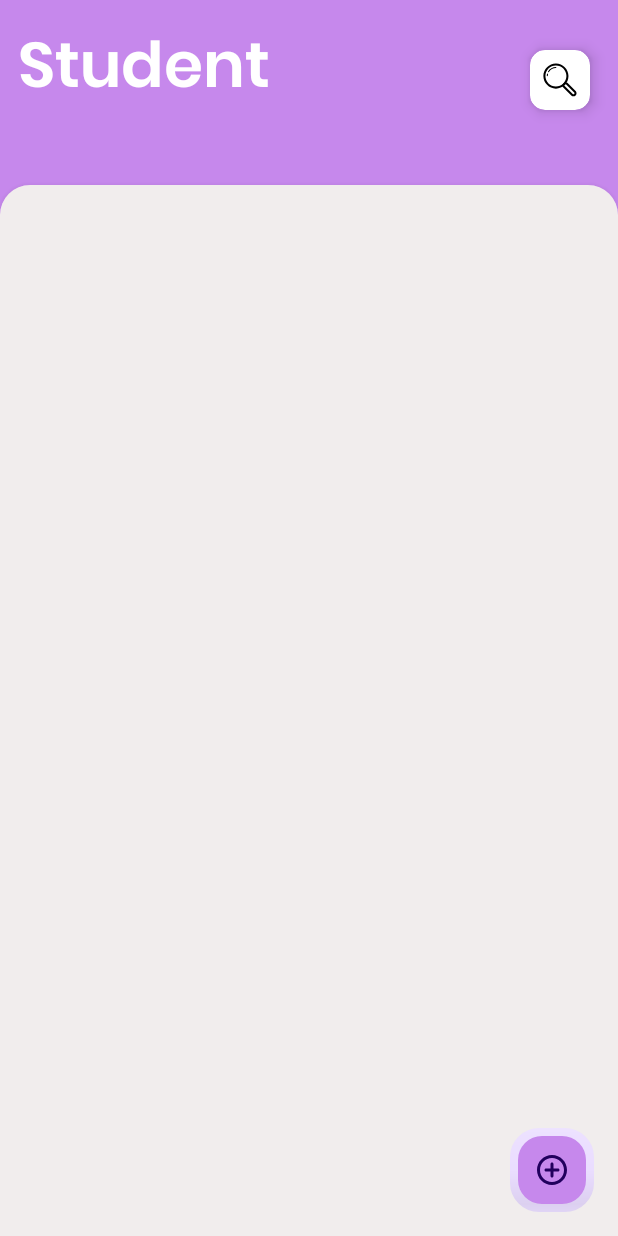
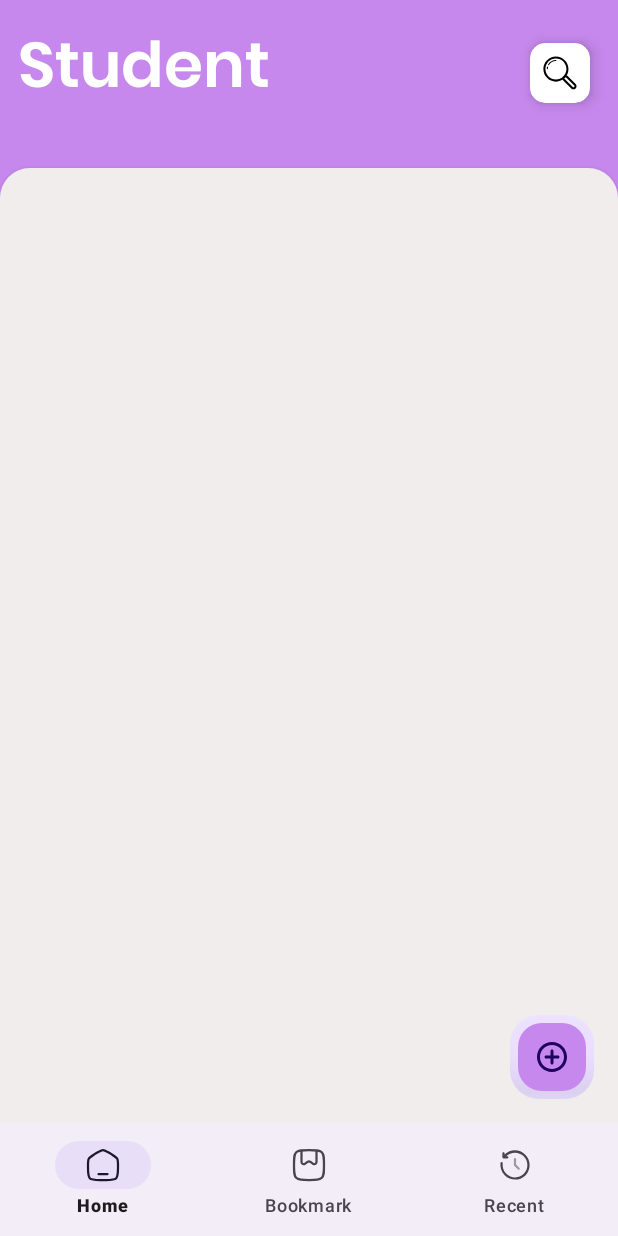
Before and after one commit to tuananh140620/CRUD-Roomdatabase, an Android app: the screen it shows after launch (MainActivity), on a phone screen of 412 x 824 dp. Run offline under Robolectric (Android 15) with nearby library versions, the phone set to English and light mode, and no system bars; our stand-ins replace Room's generated code.

Commit message:
Update bottom navigation

```diff
--- a/app/build.gradle.kts
+++ b/app/build.gradle.kts
@@ -45,7 +45,7 @@ dependencies {
     implementation("androidx.core:core-ktx:1.4.32")
     implementation("androidx.appcompat:appcompat:1.4.1")
     implementation("androidx.activity:activity-ktx:1.4.0")
-    implementation("com.google.android.material:material:1.10.0")
+    implementation("com.google.android.material:material:1.11.0")
     implementation("androidx.constraintlayout:constraintlayout:2.1.4")
     implementation("androidx.navigation:navigation-fragment-ktx:2.7.6")
     implementation("androidx.navigation:navigation-ui-ktx:2.7.6")
--- a/app/src/main/java/com/example/crud_roomdatabase/data/roomdatabase/StudentDao.kt
+++ b/app/src/main/java/com/example/crud_roomdatabase/data/roomdatabase/StudentDao.kt
@@ -17,9 +17,6 @@ interface StudentDao {
     @Insert(onConflict = OnConflictStrategy.REPLACE)
     fun insert(student: Student)
 
-    @Insert(onConflict = OnConflictStrategy.REPLACE)
-    fun insertAll(students: List<Student>)
-
     @Query("DELETE FROM students")
     fun deleteAll()
 
@@ -31,5 +28,7 @@ interface StudentDao {
     @Query("SELECT * FROM students WHERE name LIKE '%' || :searchQuery || '%' ORDER BY name ASC")
     fun searchStudentsByName(searchQuery: String): Flow<List<Student>>
 
+    @Query("SELECT * FROM students WHERE favorite = 1")
+    fun getListFavorite(): Flow<List<Student>>
 
 }
--- a/app/src/main/java/com/example/crud_roomdatabase/view/activity/MainActivity.kt
+++ b/app/src/main/java/com/example/crud_roomdatabase/view/activity/MainActivity.kt
@@ -2,9 +2,13 @@ package com.example.crud_roomdatabase.view.activity
 
 import androidx.appcompat.app.AppCompatActivity
 import android.os.Bundle
+import androidx.fragment.app.Fragment
+import androidx.navigation.fragment.NavHostFragment
 import com.example.crud_roomdatabase.R
 import com.example.crud_roomdatabase.databinding.ActivityMainBinding
+import com.example.crud_roomdatabase.view.fragment.BookmarkFragment
 import com.example.crud_roomdatabase.view.fragment.HomeFragment
+import com.example.crud_roomdatabase.view.fragment.RecentFragment
 
 class MainActivity : AppCompatActivity() {
     private lateinit var binding: ActivityMainBinding
@@ -12,13 +16,36 @@ class MainActivity : AppCompatActivity() {
     override fun onCreate(savedInstanceState: Bundle?) {
         super.onCreate(savedInstanceState)
         binding = ActivityMainBinding.inflate(layoutInflater)
+        setContentView(binding.root)
 
-        if (savedInstanceState == null) {
-            supportFragmentManager.beginTransaction()
-                .replace(R.id.fragment_container, HomeFragment())
-                .commit()
+        setNavigation()
+        setBottomNavigation()
+    }
+
+    private fun setNavigation(){
+        val host = NavHostFragment.create(R.navigation.nav_graph)
+        supportFragmentManager.beginTransaction().replace(R.id.navigationHost, host)
+            .setPrimaryNavigationFragment(host).commit()
+    }
+
+    private fun setBottomNavigation(){
+        val homeFragment = HomeFragment()
+        val bookmarkFragment = BookmarkFragment()
+        val recentFragment = RecentFragment()
+
+        binding.bottomNavigationView.setOnItemSelectedListener  {
+            when(it.itemId){
+                R.id.home->setCurrentFragment(homeFragment)
+                R.id.bookmark->setCurrentFragment(bookmarkFragment)
+                R.id.recent->setCurrentFragment(recentFragment)
+            }
+            true
         }
+    }
 
-        setContentView(binding.root)
-    }
+    private fun setCurrentFragment(fragment: Fragment)=
+        supportFragmentManager.beginTransaction().apply {
+            replace(R.id.navigationHost,fragment)
+            commit()
+        }
 }
--- /dev/null
+++ b/app/src/main/java/com/example/crud_roomdatabase/view/fragment/BookmarkFragment.kt
@@ -0,0 +1,30 @@
+package com.example.crud_roomdatabase.view.fragment
+
+import android.os.Bundle
+import androidx.fragment.app.Fragment
+import android.view.LayoutInflater
+import android.view.View
+import android.view.ViewGroup
+import com.example.crud_roomdatabase.R
+import com.example.crud_roomdatabase.databinding.FragmentBookmarkBinding
+
+class BookmarkFragment : Fragment() {
+    private lateinit var binding : FragmentBookmarkBinding
+
+    override fun onCreateView(
+        inflater: LayoutInflater, container: ViewGroup?,
+        savedInstanceState: Bundle?
+    ): View {
+        binding = FragmentBookmarkBinding.inflate(layoutInflater)
+
+        return binding.root
+    }
+
+
+    companion object {
+        @JvmStatic
+        fun newInstance(param1: String, param2: String) =
+            BookmarkFragment().apply {
+            }
+    }
+}
--- /dev/null
+++ b/app/src/main/java/com/example/crud_roomdatabase/view/fragment/RecentFragment.kt
@@ -0,0 +1,24 @@
+package com.example.crud_roomdatabase.view.fragment
+
+import android.os.Bundle
+import androidx.fragment.app.Fragment
+import android.view.LayoutInflater
+import android.view.View
+import android.view.ViewGroup
+import com.example.crud_roomdatabase.R
+
+class RecentFragment : Fragment() {
+
+
+    override fun onCreate(savedInstanceState: Bundle?) {
+        super.onCreate(savedInstanceState)
+
+    }
+
+    companion object {
+        fun newInstance(param1: String, param2: String) =
+            RecentFragment().apply {
+
+            }
+    }
+}
--- /dev/null
+++ b/app/src/main/res/drawable/ic_main_bookmark.xml
@@ -0,0 +1,16 @@
+<vector xmlns:android="http://schemas.android.com/apk/res/android"
+    android:width="800dp"
+    android:height="800dp"
+    android:viewportWidth="24"
+    android:viewportHeight="24">
+  <path
+      android:pathData="M2,12C2,7.286 2,4.929 3.464,3.464C4.929,2 7.286,2 12,2C16.714,2 19.071,2 20.535,3.464C22,4.929 22,7.286 22,12C22,16.714 22,19.071 20.535,20.535C19.071,22 16.714,22 12,22C7.286,22 4.929,22 3.464,20.535C2,19.071 2,16.714 2,12Z"
+      android:strokeWidth="1.5"
+      android:fillColor="#00000000"
+      android:strokeColor="#1C274D"/>
+  <path
+      android:pathData="M17,2V8.808C17,9.783 17,10.27 16.871,10.561C16.577,11.223 15.851,11.58 15.146,11.41C14.837,11.334 14.451,11.037 13.678,10.442C13.242,10.106 13.024,9.939 12.797,9.84C12.289,9.619 11.711,9.619 11.203,9.84C10.976,9.939 10.758,10.106 10.322,10.442C9.549,11.037 9.163,11.334 8.854,11.41C8.149,11.58 7.423,11.223 7.129,10.561C7,10.27 7,9.783 7,8.808V2"
+      android:strokeWidth="1.5"
+      android:fillColor="#00000000"
+      android:strokeColor="#1C274D"/>
+</vector>
--- /dev/null
+++ b/app/src/main/res/drawable/ic_main_home.xml
@@ -0,0 +1,9 @@
+<vector android:autoMirrored="true" android:height="800dp"
+    android:viewportHeight="24" android:viewportWidth="24"
+    android:width="800dp" xmlns:android="http://schemas.android.com/apk/res/android">
+    <path android:fillColor="#00000000"
+        android:pathData="M2,12.204C2,9.915 2,8.771 2.519,7.823C3.038,6.874 3.987,6.286 5.884,5.108L7.884,3.867C9.889,2.622 10.892,2 12,2C13.108,2 14.111,2.622 16.116,3.867L18.116,5.108C20.013,6.286 20.962,6.874 21.481,7.823C22,8.771 22,9.915 22,12.204V13.725C22,17.626 22,19.576 20.828,20.788C19.657,22 17.771,22 14,22H10C6.229,22 4.343,22 3.172,20.788C2,19.576 2,17.626 2,13.725V12.204Z"
+        android:strokeColor="#1C274C" android:strokeWidth="1.5"/>
+    <path android:fillColor="#00000000" android:pathData="M15,18H9"
+        android:strokeColor="#1C274C" android:strokeLineCap="round" android:strokeWidth="1.5"/>
+</vector>
--- /dev/null
+++ b/app/src/main/res/drawable/ic_main_recent.xml
@@ -0,0 +1,7 @@
+<vector android:autoMirrored="true" android:height="800dp"
+    android:viewportHeight="24" android:viewportWidth="24"
+    android:width="800dp" xmlns:android="http://schemas.android.com/apk/res/android">
+    <path android:fillColor="#1C274C" android:fillType="evenOdd" android:pathData="M5.079,5.069C8.874,1.279 15.044,1.319 18.862,5.138C22.682,8.958 22.721,15.131 18.926,18.926C15.131,22.721 8.958,22.682 5.138,18.862C2.874,16.598 1.939,13.51 2.34,10.581C2.397,10.171 2.775,9.884 3.185,9.94C3.596,9.996 3.883,10.375 3.827,10.785C3.487,13.265 4.278,15.881 6.198,17.802C9.443,21.046 14.666,21.065 17.865,17.865C21.065,14.666 21.046,9.443 17.802,6.198C14.559,2.956 9.339,2.935 6.139,6.13L6.887,6.133C7.301,6.135 7.635,6.473 7.633,6.887C7.631,7.301 7.294,7.635 6.88,7.633L4.334,7.621C3.923,7.618 3.59,7.286 3.588,6.874L3.575,4.329C3.573,3.915 3.907,3.577 4.321,3.575C4.735,3.573 5.073,3.907 5.075,4.321L5.079,5.069Z"/>
+    <path android:fillAlpha="0.5" android:fillColor="#1C274C"
+        android:pathData="M12,7.25C12.414,7.25 12.75,7.586 12.75,8V11.689L15.03,13.97C15.323,14.263 15.323,14.737 15.03,15.03C14.737,15.323 14.263,15.323 13.97,15.03L11.543,12.604C11.355,12.416 11.25,12.162 11.25,11.896V8C11.25,7.586 11.586,7.25 12,7.25Z" android:strokeAlpha="0.5"/>
+</vector>
--- a/app/src/main/res/layout/activity_main.xml
+++ b/app/src/main/res/layout/activity_main.xml
@@ -1,19 +1,31 @@
 <?xml version="1.0" encoding="utf-8"?>
 <androidx.constraintlayout.widget.ConstraintLayout xmlns:android="http://schemas.android.com/apk/res/android"
+    xmlns:app="http://schemas.android.com/apk/res-auto"
     xmlns:tools="http://schemas.android.com/tools"
     android:layout_width="match_parent"
     android:layout_height="match_parent"
-    xmlns:app="http://schemas.android.com/apk/res-auto"
     tools:context=".view.activity.MainActivity">
 
     <androidx.fragment.app.FragmentContainerView
-        android:id="@+id/fragment_container"
+        android:id="@+id/navigationHost"
         android:layout_width="0dp"
         android:layout_height="0dp"
-        app:layout_constraintBottom_toBottomOf="parent"
+        app:defaultNavHost="true"
+        app:layout_constraintBottom_toTopOf="@+id/bottomNavigationView"
         app:layout_constraintEnd_toEndOf="parent"
         app:layout_constraintStart_toStartOf="parent"
         app:layout_constraintTop_toTopOf="parent"
-        app:defaultNavHost="true"
         app:navGraph="@navigation/nav_graph" />
+
+    <com.google.android.material.bottomnavigation.BottomNavigationView
+        android:id="@+id/bottomNavigationView"
+        android:layout_width="match_parent"
+        android:layout_height="75dp"
+        android:elevation="52dp"
+        app:elevation="52dp"
+        app:layout_constraintBottom_toBottomOf="parent"
+        app:layout_constraintEnd_toEndOf="parent"
+        app:layout_constraintHorizontal_bias="0.5"
+        app:layout_constraintStart_toStartOf="parent"
+        app:menu="@menu/bottom_nav_menu" />
 </androidx.constraintlayout.widget.ConstraintLayout>
--- /dev/null
+++ b/app/src/main/res/menu/bottom_nav_menu.xml
@@ -0,0 +1,15 @@
+<?xml version="1.0" encoding="utf-8"?>
+<menu xmlns:android="http://schemas.android.com/apk/res/android">
+<item
+    android:id="@+id/home"
+    android:title="@string/home"
+    android:icon="@drawable/ic_main_home"/>
+    <item
+    android:id="@+id/bookmark"
+    android:title="@string/bookmark"
+    android:icon="@drawable/ic_main_bookmark"/>
+    <item
+    android:id="@+id/recent"
+    android:title="@string/recent"
+    android:icon="@drawable/ic_main_recent"/>
+</menu>
--- a/app/src/main/res/navigation-nonav/nav_graph.xml
+++ b/app/src/main/res/navigation-nonav/nav_graph.xml
@@ -10,4 +10,14 @@
         android:name="com.example.crud_roomdatabase.view.fragment.HomeFragment"
         android:label="Home"
         tools:layout="@layout/fragment_home" />
+    <fragment
+        android:id="@+id/bookmarkFragment"
+        android:name="com.example.crud_roomdatabase.view.fragment.BookmarkFragment"
+        android:label="fragment_bookmark"
+        tools:layout="@layout/fragment_bookmark" />
+    <fragment
+        android:id="@+id/recentFragment"
+        android:name="com.example.crud_roomdatabase.view.fragment.RecentFragment"
+        android:label="fragment_recent"
+        tools:layout="@layout/fragment_recent" />
 </navigation>
--- a/app/src/main/res/values/strings.xml
+++ b/app/src/main/res/values/strings.xml
@@ -7,4 +7,7 @@
     <string name="gpa_label">GPA: %s</string>
     <!-- TODO: Remove or change this placeholder text -->
     <string name="hello_blank_fragment">Hello blank fragment</string>
+    <string name="home">Home</string>
+    <string name="bookmark">Bookmark</string>
+    <string name="recent">Recent</string>
 </resources>
```
Also changed, not shown: app/src/main/res/layout/fragment_bookmark.xml (added, +14 -0 lines), app/src/main/res/layout/fragment_recent.xml (added, +23 -0 lines).
